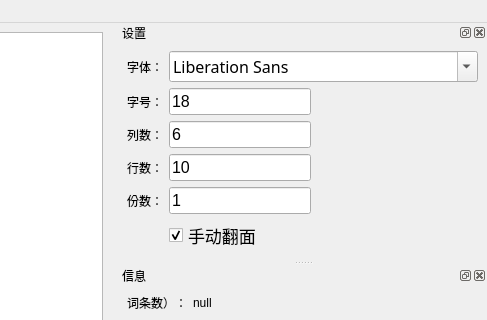
Above: mainWin.ui from Simgor001/WordCard before the change; both pictures show x 256 to 743 and y 0 to 320 of the 743 by 736 pixel window. Below: the same form after it.
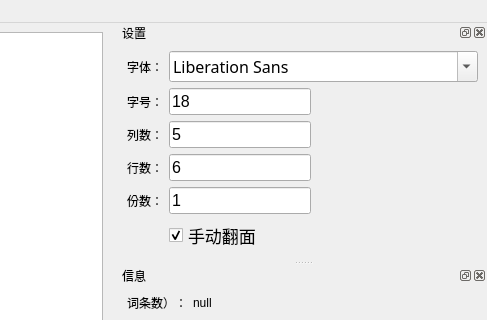
That is the form after the change.

What changed in the file:
```diff
--- a/mainWin.ui
+++ b/mainWin.ui
@@ -144,7 +144,7 @@
         </font>
        </property>
        <property name="text">
-        <string>10</string>
+        <string>6</string>
        </property>
        <property name="maxLength">
         <number>2</number>
@@ -190,7 +190,7 @@
         </font>
        </property>
        <property name="text">
-        <string>6</string>
+        <string>5</string>
        </property>
        <property name="maxLength">
         <number>2</number>
```
